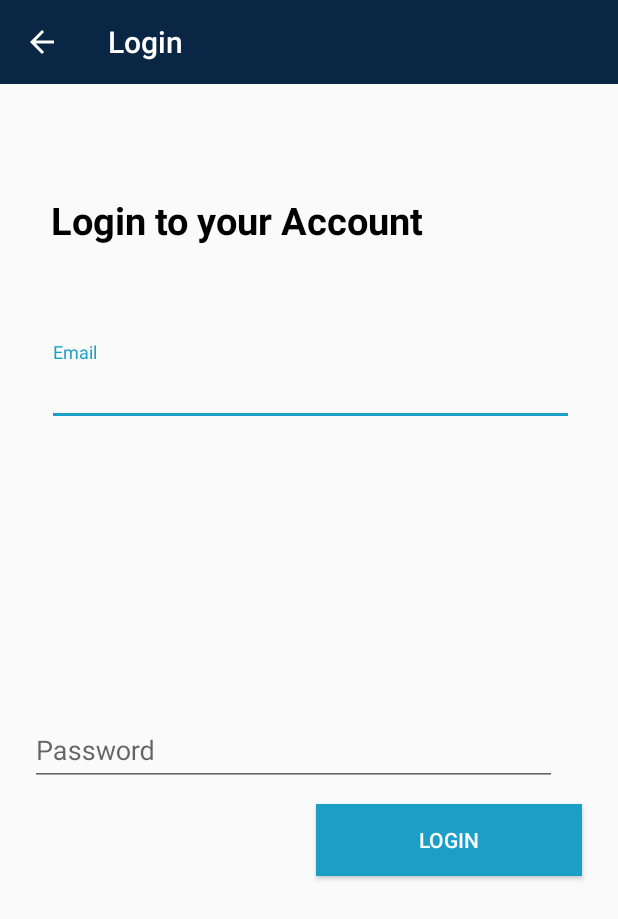
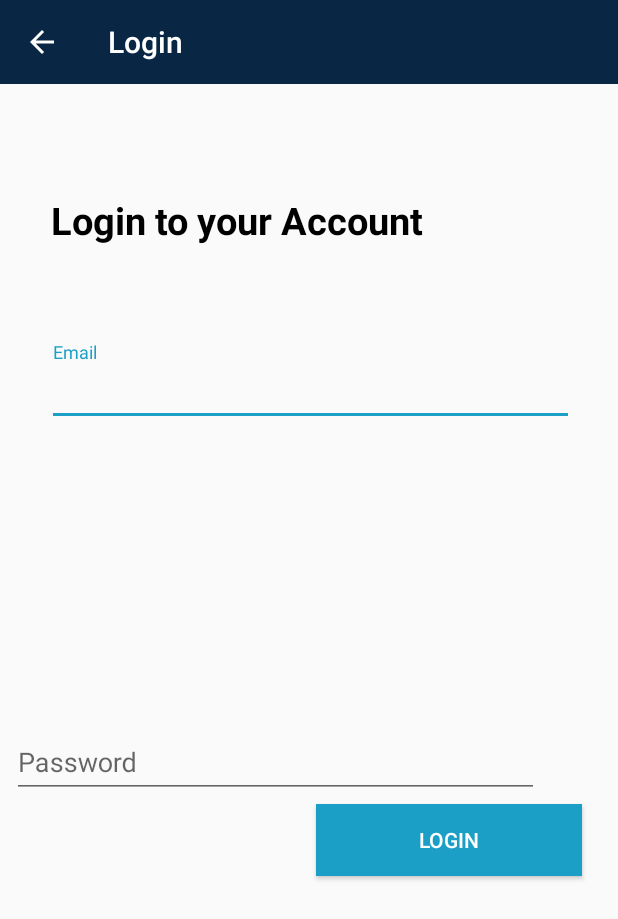
Before and after one commit to goyaltarun584/CHATein, an Android app: the LoginActivity screen opened directly, with no data from a screen before it, on a phone screen of 412 x 824 dp. Shown: the top 919 px of the screen. Run offline under Robolectric (Android 15) with nearby library versions, the light colour scheme and no system bars; our stand-ins replace Firebase (no records; nobody signed in at launch, a user with empty details on screens opened directly).

Commit message:
Layout changes

```diff
--- a/app/src/main/res/layout/activity_login.xml
+++ b/app/src/main/res/layout/activity_login.xml
@@ -54,9 +54,9 @@
         android:id="@+id/login_password"
         android:layout_width="351dp"
         android:layout_height="wrap_content"
-        android:layout_marginBottom="300dp"
+        android:layout_marginBottom="292dp"
         android:layout_marginEnd="8dp"
-        android:layout_marginStart="20dp"
+        android:layout_marginStart="8dp"
         app:layout_constraintBottom_toBottomOf="parent"
         app:layout_constraintEnd_toEndOf="parent"
         app:layout_constraintHorizontal_bias="0.0"
@@ -68,7 +68,8 @@
             android:id="@+id/login_password_text"
             android:layout_width="match_parent"
             android:layout_height="wrap_content"
-            android:hint="@string/password" />
+            android:hint="@string/password"
+            android:inputType="textPassword" />
     </android.support.design.widget.TextInputLayout>
 
     <Button
--- a/app/src/main/res/layout/users_single_layout.xml
+++ b/app/src/main/res/layout/users_single_layout.xml
@@ -1,6 +1,7 @@
 <?xml version="1.0" encoding="utf-8"?>
 <RelativeLayout xmlns:android="http://schemas.android.com/apk/res/android"
-    android:layout_width="match_parent" android:layout_height="match_parent">
+    android:layout_width="match_parent"
+    android:layout_height="wrap_content">
 
     <de.hdodenhof.circleimageview.CircleImageView
         android:id="@+id/user_single_image"
```
Also changed, not shown: app/src/main/res/layout/activity_users.xml (+24 -8 lines).
